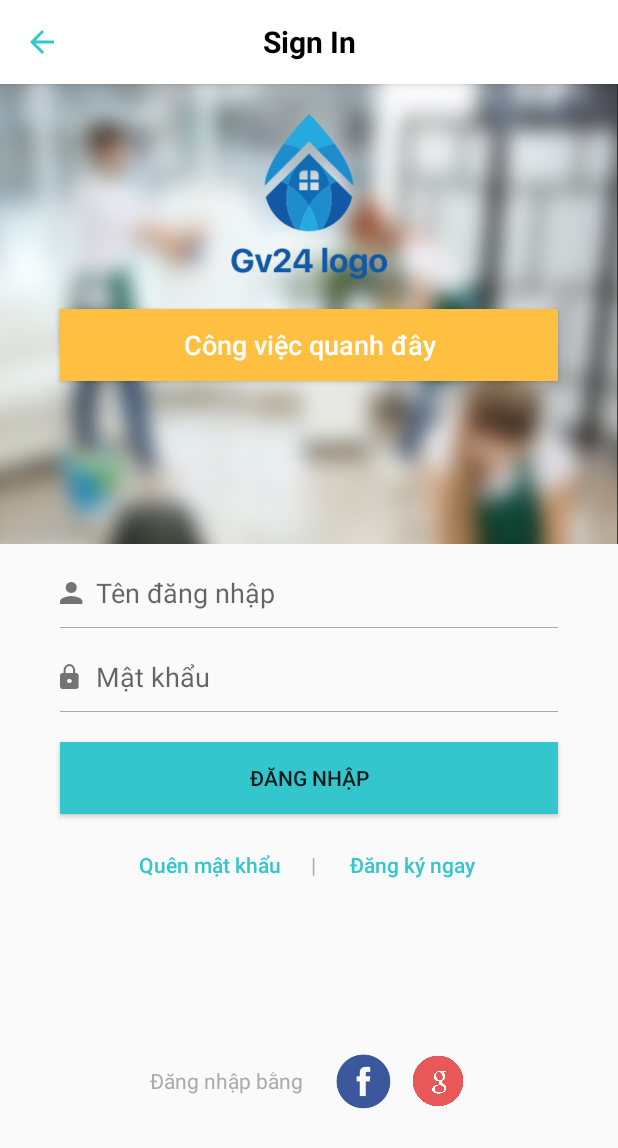
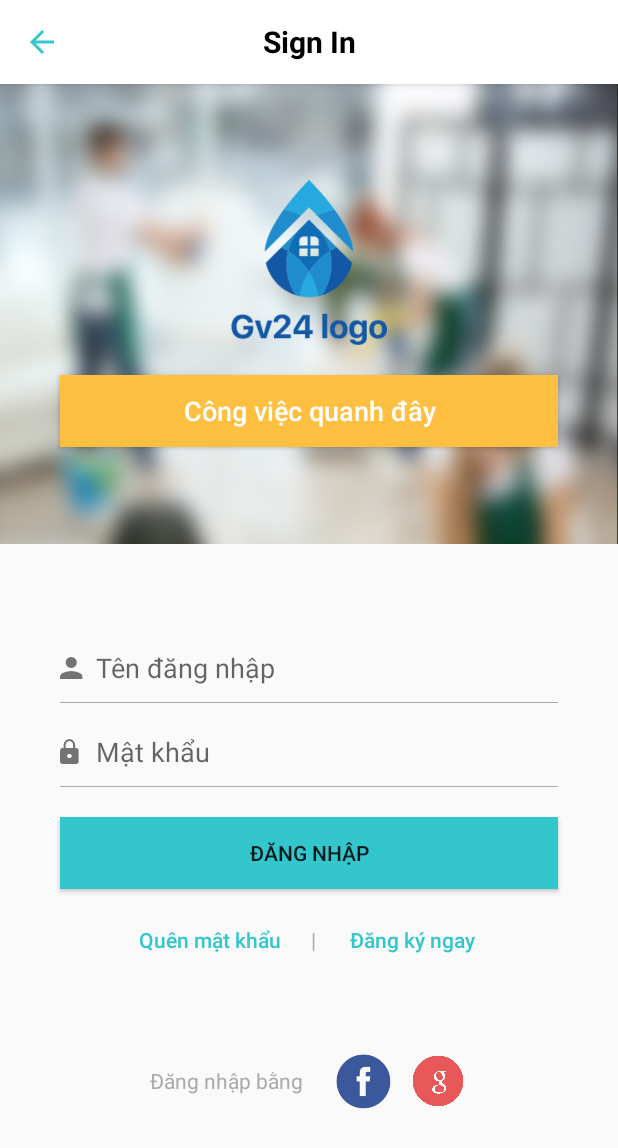
Before and after one commit to thanhduy26091995/Owner, an Android app: the SignInActivity screen opened directly, with no data from a screen before it, on a phone screen of 412 x 824 dp. Shown: the top 1148 px of the screen. Run offline under Robolectric (Android 15) with nearby library versions, the phone set to English and light mode, and no system bars; our stand-ins replace ButterKnife.

Commit message:
Activity Sign In

```diff
--- a/app/src/main/res/layout/activity_signin.xml
+++ b/app/src/main/res/layout/activity_signin.xml
@@ -45,7 +45,9 @@
             <LinearLayout
                 android:layout_width="match_parent"
                 android:layout_height="match_parent"
-                android:orientation="vertical">
+                android:orientation="vertical"
+                android:gravity="center_vertical"
+                >
 
                 <ImageView
                     android:layout_width="120dp"
@@ -61,6 +63,7 @@
                     android:layout_marginLeft="40dp"
                     android:layout_marginRight="40dp"
                     android:layout_marginTop="20dp"
+                    android:layout_marginBottom="20dp"
                     android:background="@color/home_background_maid_aound"
                     android:text="@string/home_maid_around"
                     android:textAllCaps="false"
@@ -73,7 +76,9 @@
             android:layout_width="match_parent"
             android:layout_height="0dp"
             android:layout_weight="2.2"
-            android:orientation="vertical">
+            android:orientation="vertical"
+            android:gravity="center_vertical"
+            >
 
             <RelativeLayout
                 android:layout_width="match_parent"
```
